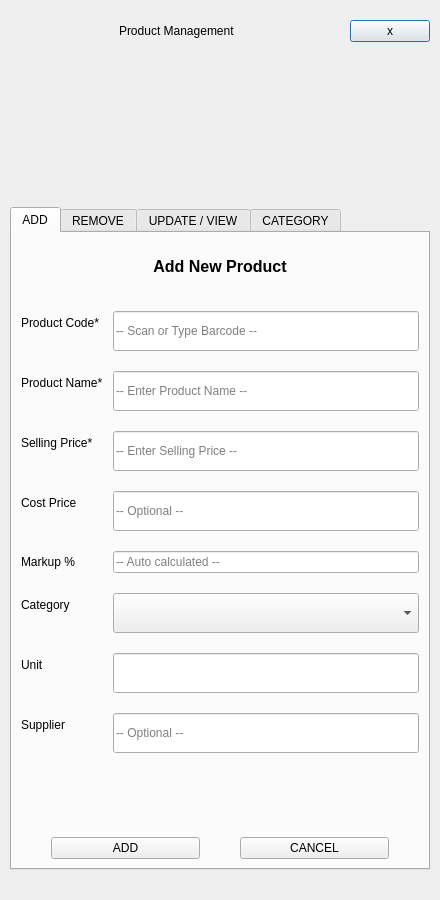
First picture: the form in Project/ui/product_menu.ui, repository Selvam-T/POS, before the edit.
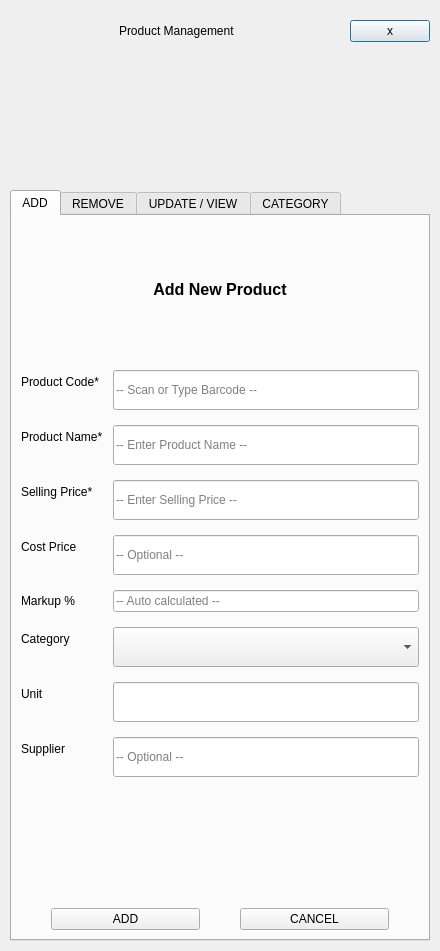
Second picture: the form after the edit. The open tabs and pages were chosen to show the change.

Commit message: product_menu dialog dynamic height sizing according to TAB

```diff
--- a/Project/ui/product_menu.ui
+++ b/Project/ui/product_menu.ui
@@ -7,13 +7,13 @@
     <x>0</x>
     <y>0</y>
     <width>440</width>
-    <height>900</height>
+    <height>951</height>
    </rect>
   </property>
   <property name="minimumSize">
    <size>
     <width>0</width>
-    <height>900</height>
+    <height>0</height>
    </size>
   </property>
   <layout class="QVBoxLayout" name="mainVerticalLayout">
@@ -30,7 +30,7 @@
     <number>10</number>
    </property>
    <property name="bottomMargin">
-    <number>30</number>
+    <number>10</number>
    </property>
    <item>
     <widget class="QFrame" name="customTitleBar">
@@ -115,7 +115,7 @@
    <item>
     <widget class="QTabWidget" name="tabWidget">
      <property name="currentIndex">
-      <number>3</number>
+      <number>2</number>
      </property>
      <widget class="QWidget" name="tabAdd">
       <attribute name="title">
@@ -161,12 +161,12 @@
           <enum>Qt::Vertical</enum>
          </property>
          <property name="sizeType">
-          <enum>QSizePolicy::Expanding</enum>
+          <enum>QSizePolicy::Fixed</enum>
          </property>
          <property name="sizeHint" stdset="0">
           <size>
            <width>20</width>
-           <height>15</height>
+           <height>25</height>
           </size>
          </property>
         </spacer>
@@ -177,7 +177,7 @@
           <number>10</number>
          </property>
          <property name="verticalSpacing">
-          <number>20</number>
+          <number>15</number>
          </property>
          <item row="0" column="0">
           <widget class="QLabel" name="addProductCodeFieldLbl">
@@ -363,6 +363,9 @@
          <property name="orientation">
           <enum>Qt::Vertical</enum>
          </property>
+         <property name="sizeType">
+          <enum>QSizePolicy::Fixed</enum>
+         </property>
          <property name="sizeHint" stdset="0">
           <size>
            <width>20</width>
@@ -389,6 +392,9 @@
          <property name="orientation">
           <enum>Qt::Vertical</enum>
          </property>
+         <property name="sizeType">
+          <enum>QSizePolicy::Fixed</enum>
+         </property>
          <property name="sizeHint" stdset="0">
           <size>
            <width>20</width>
@@ -475,7 +481,7 @@
          <property name="sizeHint" stdset="0">
           <size>
            <width>20</width>
-           <height>25</height>
+           <height>15</height>
           </size>
          </property>
         </spacer>
@@ -797,7 +803,7 @@
          <property name="sizeHint" stdset="0">
           <size>
            <width>20</width>
-           <height>25</height>
+           <height>15</height>
           </size>
          </property>
         </spacer>
@@ -808,7 +814,7 @@
           <number>10</number>
          </property>
          <property name="verticalSpacing">
-          <number>5</number>
+          <number>12</number>
          </property>
          <item row="0" column="0">
           <widget class="QLabel" name="search2SubLbl">
@@ -1226,7 +1232,7 @@
          <property name="sizeHint" stdset="0">
           <size>
            <width>20</width>
-           <height>20</height>
+           <height>25</height>
           </size>
          </property>
         </spacer>
@@ -1324,7 +1330,7 @@
           <number>10</number>
          </property>
          <property name="verticalSpacing">
-          <number>18</number>
+          <number>20</number>
          </property>
          <item row="0" column="0">
           <widget class="QLabel" name="categoryAddFieldLbl">
@@ -1400,7 +1406,7 @@
           <enum>Qt::Vertical</enum>
          </property>
          <property name="sizeType">
-          <enum>QSizePolicy::Expanding</enum>
+          <enum>QSizePolicy::Fixed</enum>
          </property>
          <property name="sizeHint" stdset="0">
           <size>
```
The commit also changes 3 other files.
